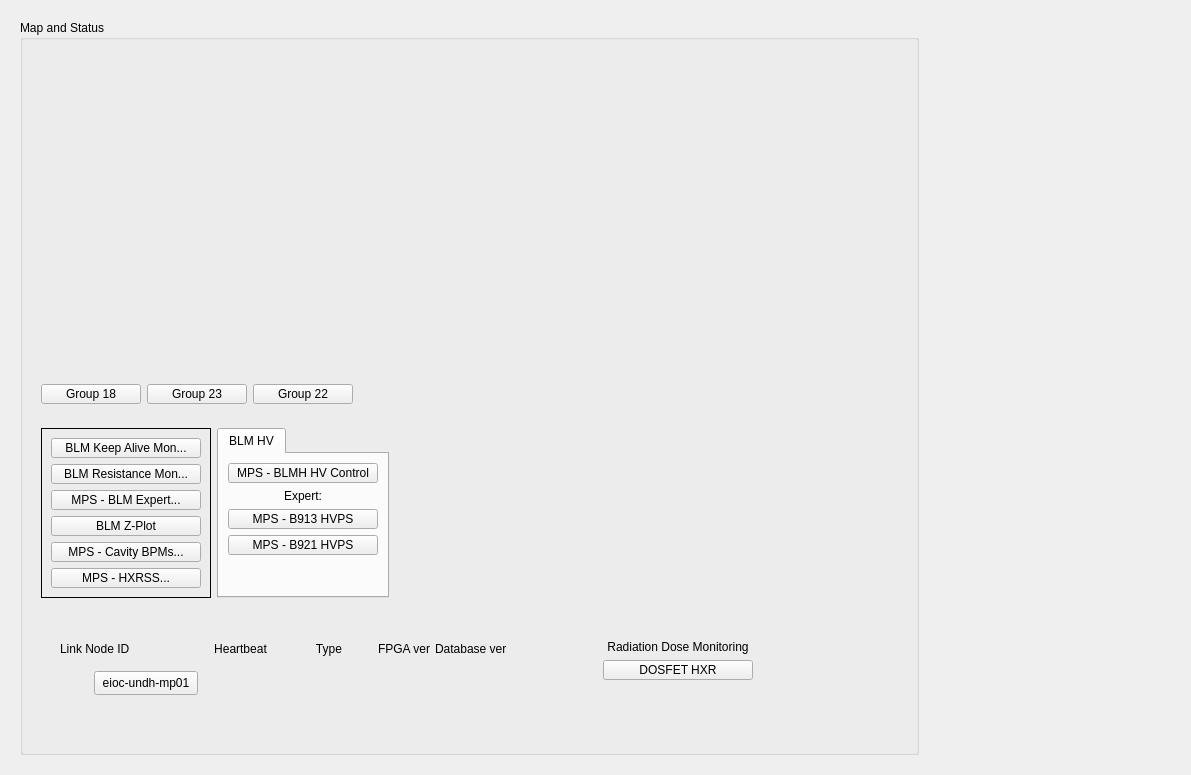
This is undh_main.ui in ad-build-test/pydm-mps as Qt 5 draws it before an edit. The edited form follows.
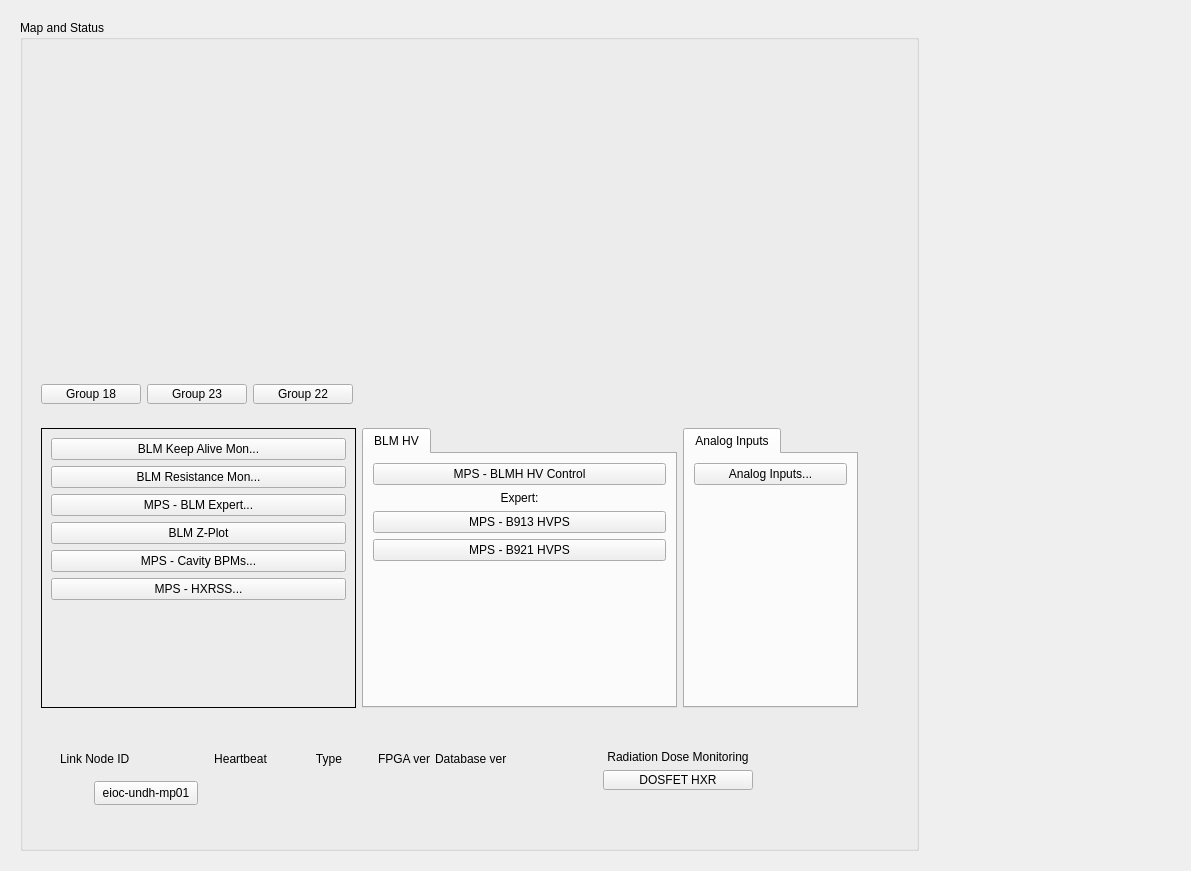
This is the edited form. Custom widgets are drawn as their Qt base class.

Commit message: Add button for analog inputs

Diff of the .ui file:
```diff
--- a/undh_main.ui
+++ b/undh_main.ui
@@ -96,7 +96,179 @@
            <property name="frameShadow">
             <enum>QFrame::Raised</enum>
            </property>
-           <layout class="QGridLayout" name="gridLayout_10" columnstretch="1,1,3">
+           <layout class="QGridLayout" name="gridLayout_10" columnstretch="1,1,3,0">
+            <item row="0" column="0">
+             <widget class="QFrame" name="frame_6">
+              <property name="frameShape">
+               <enum>QFrame::Box</enum>
+              </property>
+              <property name="frameShadow">
+               <enum>QFrame::Plain</enum>
+              </property>
+              <layout class="QGridLayout" name="gridLayout_8">
+               <item row="1" column="0">
+                <widget class="PyDMRelatedDisplayButton" name="PyDMRelatedDisplayButton_2">
+                 <property name="minimumSize">
+                  <size>
+                   <width>150</width>
+                   <height>20</height>
+                  </size>
+                 </property>
+                 <property name="toolTip">
+                  <string/>
+                 </property>
+                 <property name="text">
+                  <string>BLM Resistance Mon...</string>
+                 </property>
+                 <property name="filenames" stdset="0">
+                  <stringlist>
+                   <string>$PYDM/mps/mps_undh_rmon.ui</string>
+                  </stringlist>
+                 </property>
+                 <property name="showIcon" stdset="0">
+                  <bool>false</bool>
+                 </property>
+                 <property name="openInNewWindow" stdset="0">
+                  <bool>true</bool>
+                 </property>
+                </widget>
+               </item>
+               <item row="3" column="0">
+                <widget class="PyDMShellCommand" name="PyDMShellCommand">
+                 <property name="minimumSize">
+                  <size>
+                   <width>150</width>
+                   <height>20</height>
+                  </size>
+                 </property>
+                 <property name="toolTip">
+                  <string/>
+                 </property>
+                 <property name="text">
+                  <string>BLM Z-Plot</string>
+                 </property>
+                 <property name="showIcon" stdset="0">
+                  <bool>false</bool>
+                 </property>
+                 <property name="commands" stdset="0">
+                  <stringlist>
+                   <string>python2 /usr/local/lcls/tools/python/BLM_CUD/blm_display.py --mode=hxr</string>
+                  </stringlist>
+                 </property>
+                </widget>
+               </item>
+               <item row="5" column="0">
+                <widget class="PyDMEDMDisplayButton" name="PyDMEDMDisplayButton_6">
+                 <property name="minimumSize">
+                  <size>
+                   <width>150</width>
+                   <height>20</height>
+                  </size>
+                 </property>
+                 <property name="toolTip">
+                  <string/>
+                 </property>
+                 <property name="text">
+                  <string>MPS - HXRSS...</string>
+                 </property>
+                 <property name="filenames" stdset="0">
+                  <stringlist>
+                   <string>mps_hxrss</string>
+                  </stringlist>
+                 </property>
+                </widget>
+               </item>
+               <item row="0" column="0">
+                <widget class="PyDMRelatedDisplayButton" name="PyDMRelatedDisplayButton">
+                 <property name="minimumSize">
+                  <size>
+                   <width>150</width>
+                   <height>20</height>
+                  </size>
+                 </property>
+                 <property name="toolTip">
+                  <string/>
+                 </property>
+                 <property name="text">
+                  <string>BLM Keep Alive Mon...</string>
+                 </property>
+                 <property name="filenames" stdset="0">
+                  <stringlist>
+                   <string>$PYDM/mps/mps_undh_cblm_alive.ui</string>
+                  </stringlist>
+                 </property>
+                 <property name="showIcon" stdset="0">
+                  <bool>false</bool>
+                 </property>
+                 <property name="openInNewWindow" stdset="0">
+                  <bool>true</bool>
+                 </property>
+                </widget>
+               </item>
+               <item row="4" column="0">
+                <widget class="PyDMEDMDisplayButton" name="PyDMEDMDisplayButton_2">
+                 <property name="minimumSize">
+                  <size>
+                   <width>150</width>
+                   <height>20</height>
+                  </size>
+                 </property>
+                 <property name="toolTip">
+                  <string/>
+                 </property>
+                 <property name="text">
+                  <string>MPS - Cavity BPMs...</string>
+                 </property>
+                 <property name="filenames" stdset="0">
+                  <stringlist>
+                   <string>bpm_undh_mps_main</string>
+                  </stringlist>
+                 </property>
+                 <property name="showIcon" stdset="0">
+                  <bool>true</bool>
+                 </property>
+                </widget>
+               </item>
+               <item row="2" column="0">
+                <widget class="PyDMEDMDisplayButton" name="PyDMEDMDisplayButton">
+                 <property name="minimumSize">
+                  <size>
+                   <width>150</width>
+                   <height>20</height>
+                  </size>
+                 </property>
+                 <property name="toolTip">
+                  <string/>
+                 </property>
+                 <property name="text">
+                  <string>MPS - BLM Expert...</string>
+                 </property>
+                 <property name="filenames" stdset="0">
+                  <stringlist>
+                   <string>mps_blm_expert_1</string>
+                  </stringlist>
+                 </property>
+                 <property name="showIcon" stdset="0">
+                  <bool>true</bool>
+                 </property>
+                </widget>
+               </item>
+               <item row="6" column="0">
+                <spacer name="verticalSpacer_5">
+                 <property name="orientation">
+                  <enum>Qt::Vertical</enum>
+                 </property>
+                 <property name="sizeHint" stdset="0">
+                  <size>
+                   <width>20</width>
+                   <height>40</height>
+                  </size>
+                 </property>
+                </spacer>
+               </item>
+              </layout>
+             </widget>
+            </item>
             <item row="0" column="1">
              <widget class="QTabWidget" name="tabWidget">
               <property name="currentIndex">
@@ -216,166 +388,7 @@
               </widget>
              </widget>
             </item>
-            <item row="0" column="0">
-             <widget class="QFrame" name="frame_6">
-              <property name="frameShape">
-               <enum>QFrame::Box</enum>
-              </property>
-              <property name="frameShadow">
-               <enum>QFrame::Plain</enum>
-              </property>
-              <layout class="QGridLayout" name="gridLayout_8">
-               <item row="0" column="0">
-                <widget class="PyDMRelatedDisplayButton" name="PyDMRelatedDisplayButton">
-                 <property name="minimumSize">
-                  <size>
-                   <width>150</width>
-                   <height>20</height>
-                  </size>
-                 </property>
-                 <property name="toolTip">
-                  <string/>
-                 </property>
-                 <property name="text">
-                  <string>BLM Keep Alive Mon...</string>
-                 </property>
-                 <property name="filenames" stdset="0">
-                  <stringlist>
-                   <string>$PYDM/mps/mps_undh_cblm_alive.ui</string>
-                  </stringlist>
-                 </property>
-                 <property name="showIcon" stdset="0">
-                  <bool>false</bool>
-                 </property>
-                 <property name="openInNewWindow" stdset="0">
-                  <bool>true</bool>
-                 </property>
-                </widget>
-               </item>
-               <item row="1" column="0">
-                <widget class="PyDMRelatedDisplayButton" name="PyDMRelatedDisplayButton_2">
-                 <property name="minimumSize">
-                  <size>
-                   <width>150</width>
-                   <height>20</height>
-                  </size>
-                 </property>
-                 <property name="toolTip">
-                  <string/>
-                 </property>
-                 <property name="text">
-                  <string>BLM Resistance Mon...</string>
-                 </property>
-                 <property name="filenames" stdset="0">
-                  <stringlist>
-                   <string>$PYDM/mps/mps_undh_rmon.ui</string>
-                  </stringlist>
-                 </property>
-                 <property name="showIcon" stdset="0">
-                  <bool>false</bool>
-                 </property>
-                 <property name="openInNewWindow" stdset="0">
-                  <bool>true</bool>
-                 </property>
-                </widget>
-               </item>
-               <item row="2" column="0">
-                <widget class="PyDMEDMDisplayButton" name="PyDMEDMDisplayButton">
-                 <property name="minimumSize">
-                  <size>
-                   <width>150</width>
-                   <height>20</height>
-                  </size>
-                 </property>
-                 <property name="toolTip">
-                  <string/>
-                 </property>
-                 <property name="text">
-                  <string>MPS - BLM Expert...</string>
-                 </property>
-                 <property name="filenames" stdset="0">
-                  <stringlist>
-                   <string>mps_blm_expert_1</string>
-                  </stringlist>
-                 </property>
-                 <property name="showIcon" stdset="0">
-                  <bool>true</bool>
-                 </property>
-                </widget>
-               </item>
-               <item row="3" column="0">
-                <widget class="PyDMShellCommand" name="PyDMShellCommand">
-                 <property name="minimumSize">
-                  <size>
-                   <width>150</width>
-                   <height>20</height>
-                  </size>
-                 </property>
-                 <property name="toolTip">
-                  <string/>
-                 </property>
-                 <property name="text">
-                  <string>BLM Z-Plot</string>
-                 </property>
-                 <property name="showIcon" stdset="0">
-                  <bool>false</bool>
-                 </property>
-                 <property name="commands" stdset="0">
-                  <stringlist>
-                   <string>python2 /usr/local/lcls/tools/python/BLM_CUD/blm_display.py --mode=hxr</string>
-                  </stringlist>
-                 </property>
-                </widget>
-               </item>
-               <item row="4" column="0">
-                <widget class="PyDMEDMDisplayButton" name="PyDMEDMDisplayButton_2">
-                 <property name="minimumSize">
-                  <size>
-                   <width>150</width>
-                   <height>20</height>
-                  </size>
-                 </property>
-                 <property name="toolTip">
-                  <string/>
-                 </property>
-                 <property name="text">
-                  <string>MPS - Cavity BPMs...</string>
-                 </property>
-                 <property name="filenames" stdset="0">
-                  <stringlist>
-                   <string>bpm_undh_mps_main</string>
-                  </stringlist>
-                 </property>
-                 <property name="showIcon" stdset="0">
-                  <bool>true</bool>
-                 </property>
-                </widget>
-               </item>
-               <item row="5" column="0">
-                <widget class="PyDMEDMDisplayButton" name="PyDMEDMDisplayButton_6">
-                 <property name="minimumSize">
-                  <size>
-                   <width>150</width>
-                   <height>20</height>
-                  </size>
-                 </property>
-                 <property name="toolTip">
-                  <string/>
-                 </property>
-                 <property name="text">
-                  <string>MPS - HXRSS...</string>
-                 </property>
-                 <property name="filenames" stdset="0">
-                  <stringlist>
-                   <string>mps_hxrss</string>
-                  </stringlist>
-                 </property>
-                </widget>
-               </item>
-              </layout>
-             </widget>
-            </item>
-            <item row="0" column="2">
+            <item row="0" column="3">
              <spacer name="horizontalSpacer_3">
               <property name="orientation">
                <enum>Qt::Horizontal</enum>
@@ -388,6 +401,77 @@
               </property>
              </spacer>
             </item>
+            <item row="0" column="2">
+             <widget class="QTabWidget" name="tabWidget_8">
+              <property name="maximumSize">
+               <size>
+                <width>175</width>
+                <height>16777215</height>
+               </size>
+              </property>
+              <property name="currentIndex">
+               <number>0</number>
+              </property>
+              <widget class="QWidget" name="tab_10">
+               <property name="minimumSize">
+                <size>
+                 <width>0</width>
+                 <height>250</height>
+                </size>
+               </property>
+               <attribute name="title">
+                <string>Analog Inputs</string>
+               </attribute>
+               <layout class="QGridLayout" name="gridLayout_23">
+                <item row="0" column="0">
+                 <widget class="PyDMRelatedDisplayButton" name="PyDMRelatedDisplayButton_12">
+                  <property name="minimumSize">
+                   <size>
+                    <width>150</width>
+                    <height>20</height>
+                   </size>
+                  </property>
+                  <property name="toolTip">
+                   <string/>
+                  </property>
+                  <property name="text">
+                   <string>Analog Inputs...</string>
+                  </property>
+                  <property name="filenames" stdset="0">
+                   <stringlist>
+                    <string>mps_threshold_area.ui</string>
+                   </stringlist>
+                  </property>
+                  <property name="showIcon" stdset="0">
+                   <bool>false</bool>
+                  </property>
+                  <property name="macros" stdset="0">
+                   <stringlist>
+                    <string>{&quot;AREA&quot;:&quot;UNDH&quot;}</string>
+                   </stringlist>
+                  </property>
+                  <property name="openInNewWindow" stdset="0">
+                   <bool>true</bool>
+                  </property>
+                 </widget>
+                </item>
+                <item row="1" column="0">
+                 <spacer name="verticalSpacer_13">
+                  <property name="orientation">
+                   <enum>Qt::Vertical</enum>
+                  </property>
+                  <property name="sizeHint" stdset="0">
+                   <size>
+                    <width>20</width>
+                    <height>40</height>
+                   </size>
+                  </property>
+                 </spacer>
+                </item>
+               </layout>
+              </widget>
+             </widget>
+            </item>
            </layout>
           </widget>
          </item>
@@ -927,20 +1011,21 @@
   </layout>
  </widget>
  <customwidgets>
+  <customwidget>
+   <class>PyDMEDMDisplayButton</class>
+   <extends>PyDMRelatedDisplayButton</extends>
+   <header>edmbutton.edm_button</header>
+   <container>1</container>
+  </customwidget>
   <customwidget>
    <class>PyDMLabel</class>
    <extends>QLabel</extends>
    <header>pydm.widgets.label</header>
   </customwidget>
   <customwidget>
-   <class>PyDMShellCommand</class>
-   <extends>QPushButton</extends>
-   <header>pydm.widgets.shell_command</header>
-  </customwidget>
-  <customwidget>
-   <class>PyDMRelatedDisplayButton</class>
-   <extends>QPushButton</extends>
-   <header>pydm.widgets.related_display_button</header>
+   <class>PyDMDrawingImage</class>
+   <extends>QWidget</extends>
+   <header>pydm.widgets.drawing</header>
   </customwidget>
   <customwidget>
    <class>PyDMEmbeddedDisplay</class>
@@ -954,15 +1039,14 @@
    <container>1</container>
   </customwidget>
   <customwidget>
-   <class>PyDMDrawingImage</class>
-   <extends>QWidget</extends>
-   <header>pydm.widgets.drawing</header>
+   <class>PyDMRelatedDisplayButton</class>
+   <extends>QPushButton</extends>
+   <header>pydm.widgets.related_display_button</header>
   </customwidget>
   <customwidget>
-   <class>PyDMEDMDisplayButton</class>
-   <extends>PyDMRelatedDisplayButton</extends>
-   <header>edmbutton.edm_button</header>
-   <container>1</container>
+   <class>PyDMShellCommand</class>
+   <extends>QPushButton</extends>
+   <header>pydm.widgets.shell_command</header>
   </customwidget>
  </customwidgets>
  <resources/>
```
The commit also changes 5 other files.
